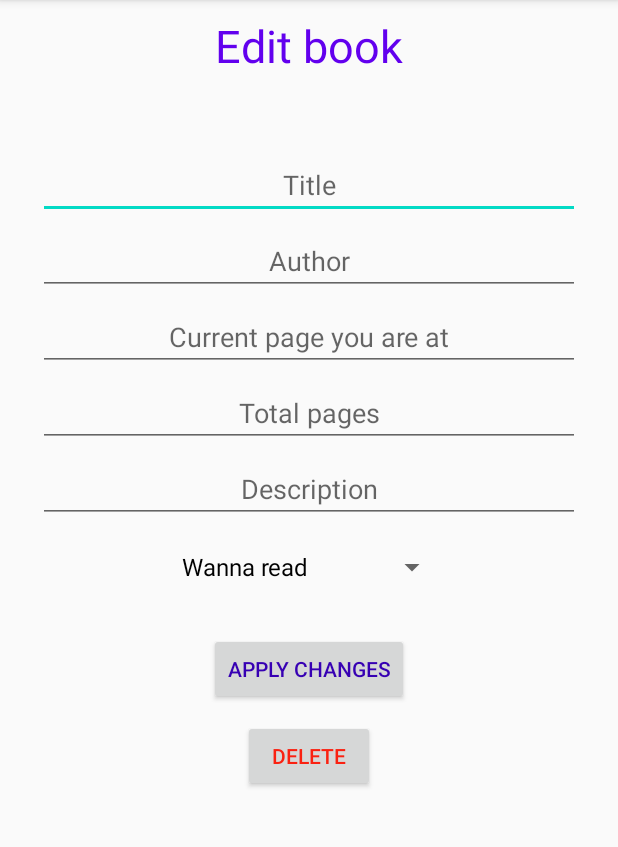
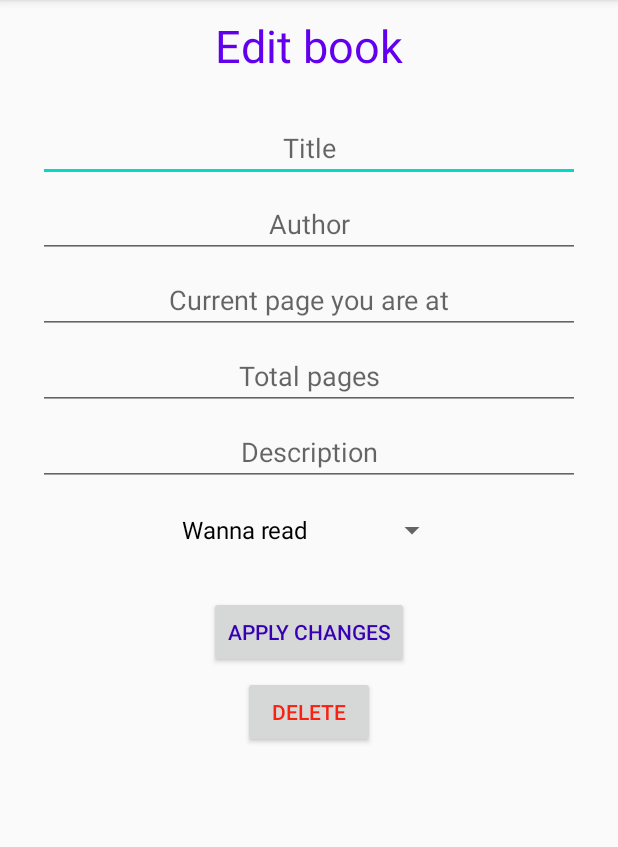
Before and after one commit to theCreativitist/Library-android, an Android app: the EditBookActivity screen opened directly, with no data from a screen before it, on a phone screen of 412 x 824 dp, the part 84-931 px from its top. Run offline under Robolectric (Android 15) with nearby library versions, the phone set to English and light mode, and no system bars; 1 statement that could not run was skipped.

Commit message:
+ minor fixes

```diff
--- a/app/src/main/java/com/fmgames/library/MainActivity.java
+++ b/app/src/main/java/com/fmgames/library/MainActivity.java
@@ -179,8 +179,10 @@ public class MainActivity extends AppCompatActivity {
             else if (name.equals(""))
                 name = "Unnamed Book";
             index = sharedP.getInt("SelfIndex"+i, -1);
-            if (index == -1)
+            if (index == -1){ //  EXP:___ For handling the situation in which the user updates the program and its data has not the prametre "SelfIndex"
                 editor.putInt("SelfIndex"+i, i);
+                editor.commit();
+            }
             page = sharedP.getString("Page"+i, "0");
             author = sharedP.getString("Author"+i, "Unknown artist");
             desc = sharedP.getString("Desc"+i, "No description...");
--- a/app/src/main/res/layout/activity_editbook.xml
+++ b/app/src/main/res/layout/activity_editbook.xml
@@ -23,7 +23,7 @@
         android:layout_below="@id/txt2"
         android:layout_centerHorizontal="true"
         android:layout_marginHorizontal="25dp"
-        android:layout_marginTop="50dp"
+        android:layout_marginTop="25dp"
         android:gravity="center_horizontal"
         android:hint="@string/title_book"
         android:inputType="textCapSentences"
@@ -114,7 +114,7 @@
         android:id="@+id/deleteBtn"
         android:layout_below="@id/submitBtn"
         android:layout_centerHorizontal="true"
-        android:layout_marginTop="10dp"
+        android:layout_marginTop="5dp"
         android:text="delete"
         android:textColor="@color/full_red"
         android:onClick="onDelete"
```
